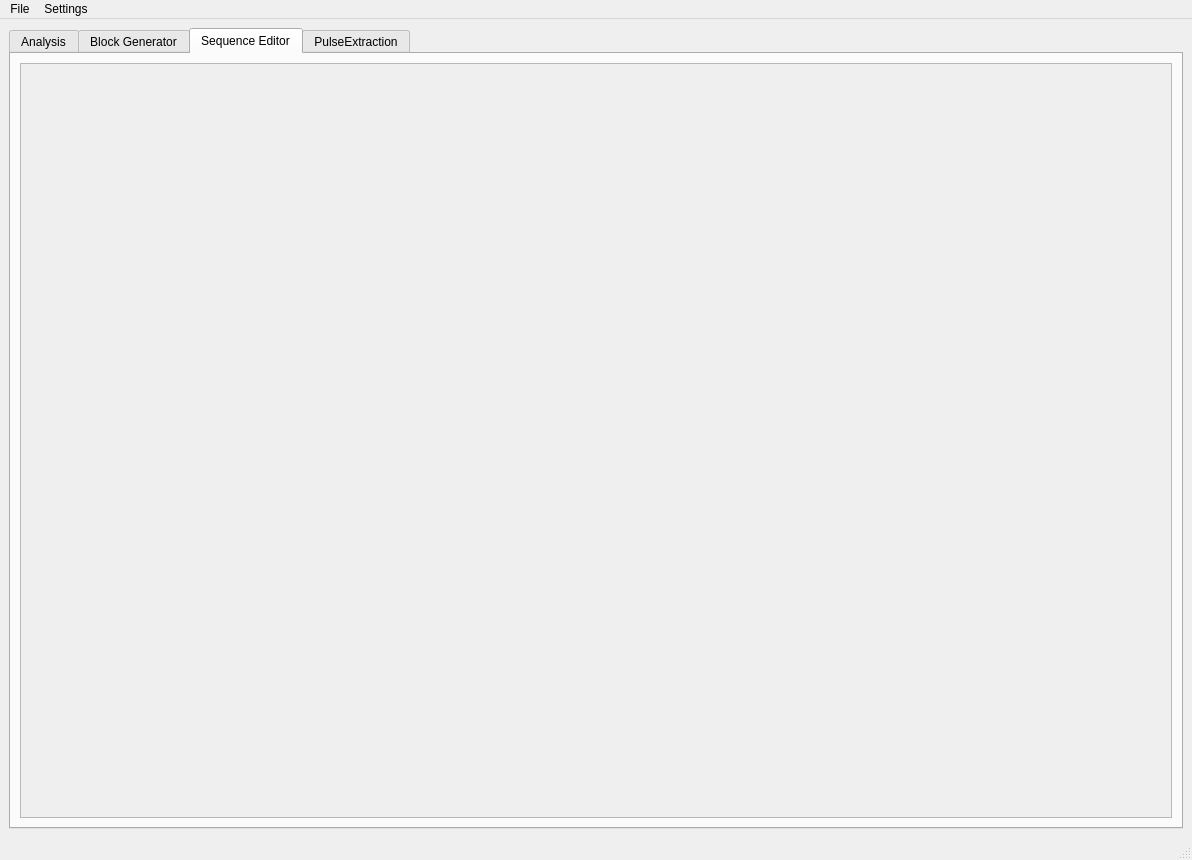
Qt form gui/pulsed/ui_pulsed_maingui.ui (Ulm-IQO/qudi) before a commit.
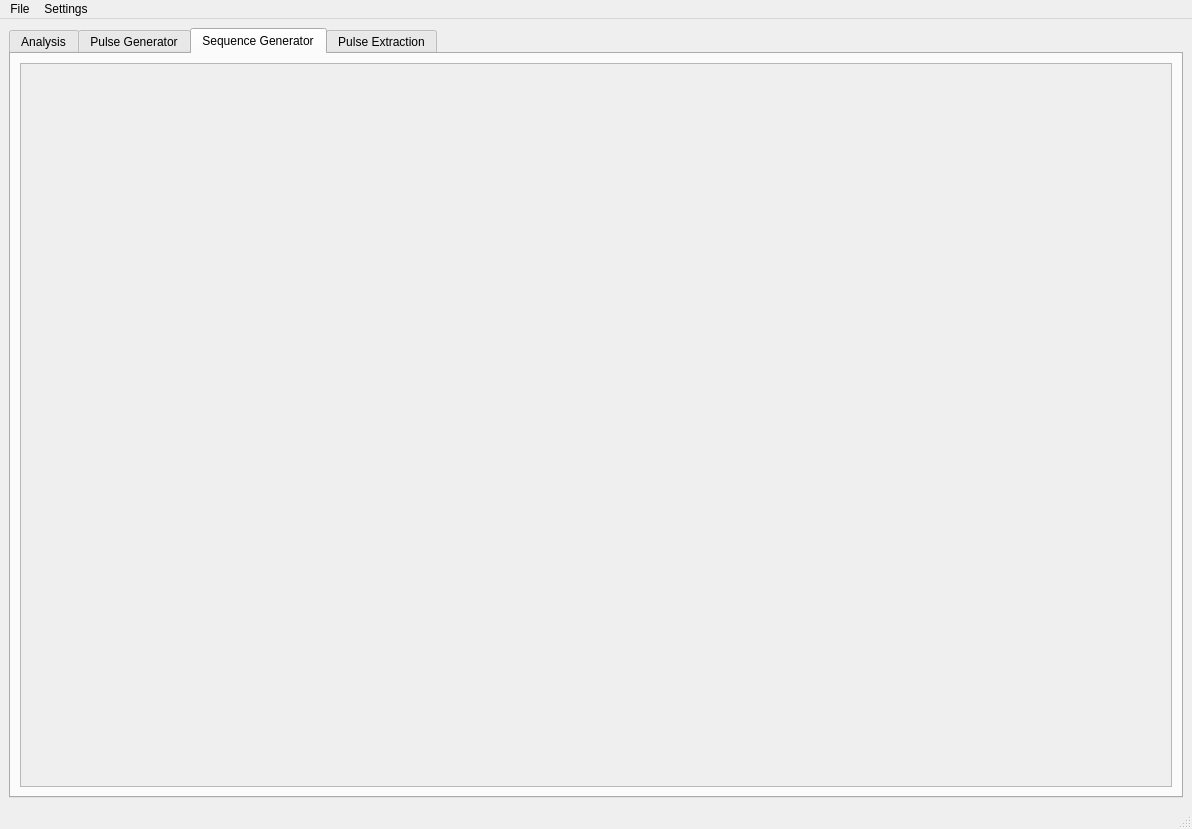
The same form after that commit. The open tabs and pages were chosen to show the change. Custom widgets are drawn as their Qt base class.

Commit message: Clean up the mess in the pulsed_maingui.py file. Now, each tab has its own dedicated (sub-) activation and deactivation methods. Also in terms of signal connection and functionality, the code has been structured. Now two people could in principle work on the pulsed GUI on different tabs, without interfering each other.

The edit to the form file:
```diff
--- a/gui/pulsed/ui_pulsed_maingui.ui
+++ b/gui/pulsed/ui_pulsed_maingui.ui
@@ -7,7 +7,7 @@
     <x>0</x>
     <y>0</y>
     <width>1192</width>
-    <height>860</height>
+    <height>778</height>
    </rect>
   </property>
   <property name="windowTitle">
@@ -481,7 +481,7 @@
         </widget>
         <widget class="QWidget" name="tab_2">
          <attribute name="title">
-          <string>Block Generator</string>
+          <string>Pulse Generator</string>
          </attribute>
          <layout class="QGridLayout" name="gridLayout_5">
           <item row="0" column="2">
@@ -1276,7 +1276,7 @@
         </widget>
         <widget class="QWidget" name="tab_3">
          <attribute name="title">
-          <string>Sequence Editor</string>
+          <string>Sequence Generator</string>
          </attribute>
          <layout class="QGridLayout" name="gridLayout_8">
           <item row="0" column="0">
@@ -1292,7 +1292,7 @@
                  <x>0</x>
                  <y>0</y>
                  <width>1144</width>
-                 <height>751</height>
+                 <height>669</height>
                 </rect>
                </property>
                <layout class="QGridLayout" name="gridLayout_16"/>
@@ -1305,7 +1305,7 @@
         </widget>
         <widget class="QWidget" name="tab_4">
          <attribute name="title">
-          <string>PulseExtraction</string>
+          <string>Pulse Extraction</string>
          </attribute>
          <layout class="QGridLayout" name="gridLayout_15">
           <item row="0" column="0">
```
Left out of the diff: 2 changed lines with no effect on the pictures. The commit also changes 1 other file.
